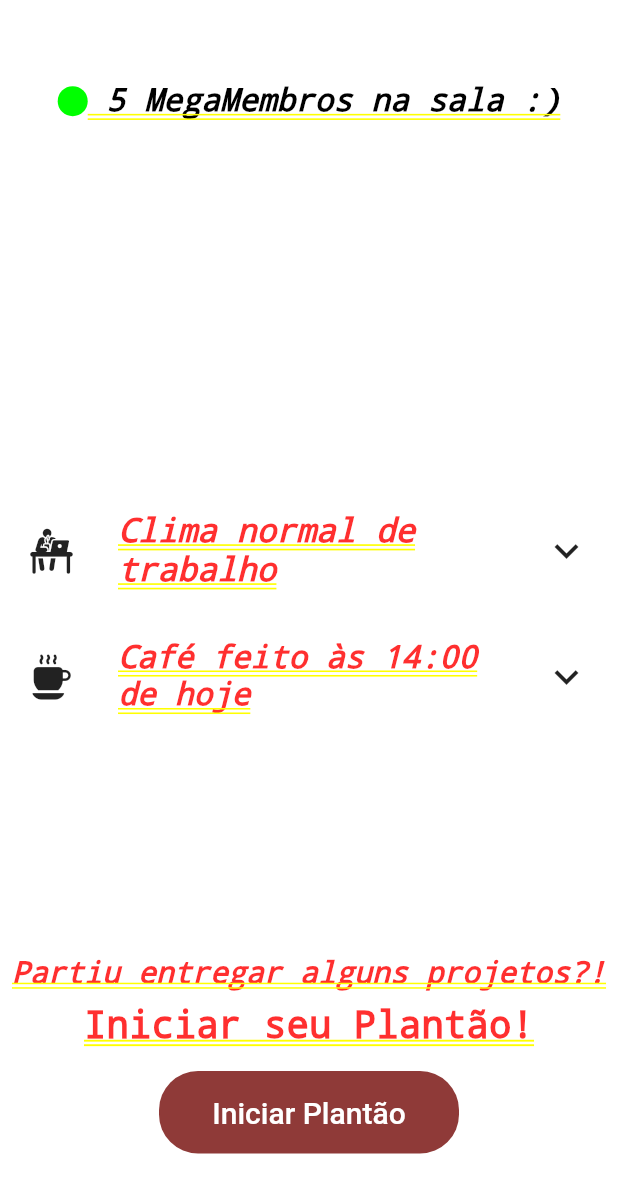
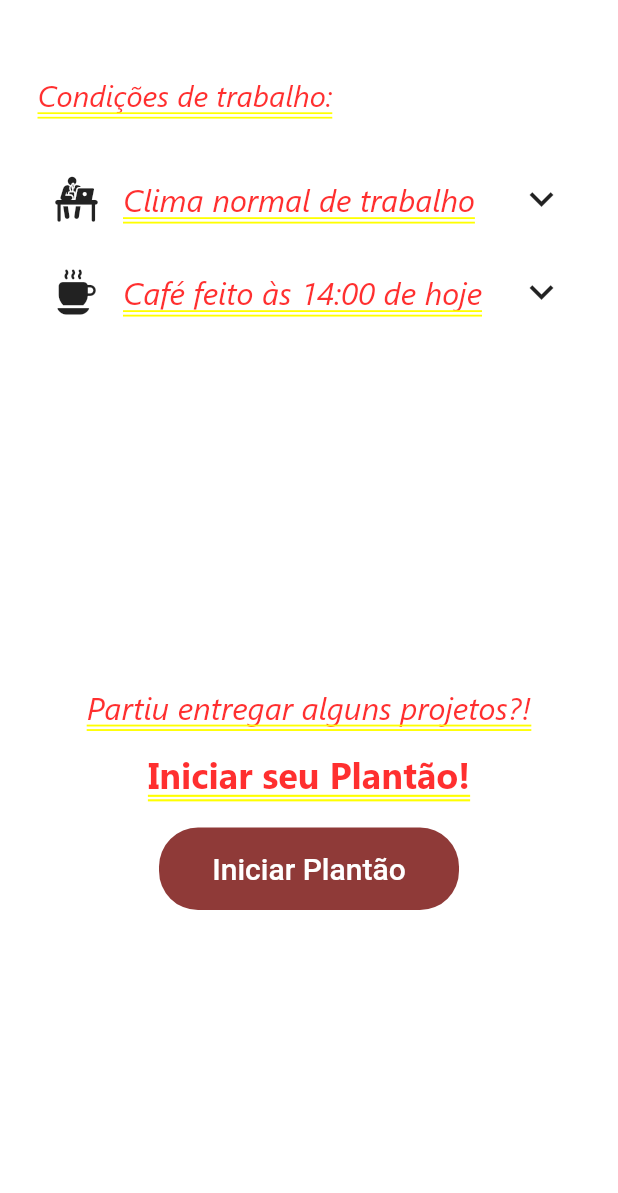
Before and after one commit to brunomond/MegaPonto, a Flutter app: the Ponto screen opened by its route, on a phone screen of 412 x 824 dp. Shown: the top 1193 px of the screen. Run offline on Flutter 3.47's test engine with Material 2 defaults, Android fonts, the phone set to English and light mode, and no system bars; our stand-ins replace shared_preferences; accounts and stored records are empty; network calls fail.

Commit message:
Commit pro merge

```diff
--- /dev/null
+++ b/lib/Controller/PontoController.dart
@@ -0,0 +1 @@
+class PontonController {}
--- a/lib/View/HomePage/tela_home.dart
+++ b/lib/View/HomePage/tela_home.dart
@@ -15,13 +15,12 @@ class Home extends StatefulWidget {
 }
 
 class _HomeState extends State<Home> {
-
   //Variáveis de estado
   static GlobalKey<ScaffoldState> _scaffoldKey = new GlobalKey<ScaffoldState>();
   int _selectedItem;
   List<Widget> _telas = [
     Feed(),
-    PlantaoAmigo(),
+    PlantaoAmigo(scaffold: _scaffoldKey),
     Ponto(scaffold: _scaffoldKey),
     Leaderboard(),
     Perfil(),
@@ -45,7 +44,6 @@ class _HomeState extends State<Home> {
         ListOnline(),
         Positioned.fill(
             top: MediaQuery.of(context).size.height * 0.22,
-
             child: Container(
               decoration: BoxDecoration(
                   borderRadius: BorderRadius.only(
@@ -60,6 +58,5 @@ class _HomeState extends State<Home> {
 
   void tapBottomBar(int index) {
     setState(() => _selectedItem = index);
-
   }
 }
--- a/lib/View/HomePage/tela_ponto.dart
+++ b/lib/View/HomePage/tela_ponto.dart
@@ -5,7 +5,6 @@ import 'package:megaponto_oficial/presets/custom_icons_icons.dart';
 import 'package:shared_preferences/shared_preferences.dart';
 
 class Ponto extends StatefulWidget {
-
   final GlobalKey<ScaffoldState> scaffold;
 
   Ponto({this.scaffold});
@@ -33,15 +32,15 @@ class _PontoState extends State<Ponto> {
   @override
   Widget build(BuildContext context) {
     return Column(
-      mainAxisAlignment: MainAxisAlignment.spaceAround,
-      mainAxisSize: MainAxisSize.max,
+      mainAxisAlignment: MainAxisAlignment.spaceBetween,
       children: [
-        _textOnline(),
         Divider(
-          height: MediaQuery.of(context).size.height * 0.05,
+          height: MediaQuery.of(context).size.height * 0.06,
           color: Colors.transparent,
         ),
-        _estadoSala(),
+        Expanded(
+          child: _estadoSala(),
+        ),
         loading
             ? Loading()
             : started
@@ -61,25 +60,34 @@ class _PontoState extends State<Ponto> {
   //Iniciar / Fechar Plantão
   Widget _infoPlantao(String textLabel, String textTitle, String textButton,
       Function onPressed) {
-    return Center(
+    return Expanded(
+      child: Center(
         child: Column(
           children: [
             Container(
-            padding: EdgeInsets.only(top: 50),
+              padding: EdgeInsets.only(top: 20),
               child: Text(
                 textLabel,
-              style: TextStyle(fontSize: 20, fontStyle: FontStyle.italic),
+                style: TextStyle(
+                    fontSize: 21,
+                    fontStyle: FontStyle.italic,
+                    fontWeight: FontWeight.w400,
+                    fontFamily: 'Segoe UI'),
               ),
             ),
             Container(
-            padding: EdgeInsets.only(top: 10),
+              padding: EdgeInsets.only(top: 15),
               child: Text(
                 textTitle,
-              style: TextStyle(fontSize: 25, fontWeight: FontWeight.bold),
+                style: TextStyle(
+                    fontSize: 24,
+                    fontWeight: FontWeight.bold,
+                    fontFamily: 'Segoe UI'),
               ),
             ),
             Divider(
               color: Colors.transparent,
+              height: 20,
             ),
             Container(
                 width: 200,
@@ -92,6 +100,7 @@ class _PontoState extends State<Ponto> {
                   onPressed: () async => onPressed(),
                 )),
           ],
+        ),
       ),
     );
   }
@@ -324,15 +333,27 @@ class _PontoState extends State<Ponto> {
 
   Widget _estadoSala() {
     return Column(
+      crossAxisAlignment: CrossAxisAlignment.start,
       children: [
-        InkWell(
+        Padding(
+          padding: EdgeInsets.only(left: 25),
+          child: Text(
+            "Condições de trabalho:",
+            style: TextStyle(
+                fontSize: 20,
+                fontStyle: FontStyle.italic,
+                fontWeight: FontWeight.w400,
+                fontFamily: 'Segoe UI'),
+          ),
+        ),
+        Padding(
+          padding: EdgeInsets.fromLTRB(20, 40, 20, 10),
+          child: InkWell(
             onTap: () {
               createEstadoSalaPopUp(context);
             },
             child: Row(
-              crossAxisAlignment: CrossAxisAlignment.center,
-              mainAxisAlignment: MainAxisAlignment.center,
-              mainAxisSize: MainAxisSize.max,
+                mainAxisAlignment: MainAxisAlignment.spaceBetween,
                 children: [
                   Expanded(
                     flex: 1,
@@ -343,13 +364,13 @@ class _PontoState extends State<Ponto> {
                   ),
                   Expanded(
                     flex: 4,
-                  child: Container(
-                    padding: EdgeInsets.fromLTRB(10, 0, 8, 0),
                     child: Text(
                       estadoSala,
-                      style:
-                          TextStyle(fontSize: 22, fontStyle: FontStyle.italic),
-                    ),
+                      style: TextStyle(
+                          fontSize: 21,
+                          fontStyle: FontStyle.italic,
+                          fontWeight: FontWeight.w400,
+                          fontFamily: 'Segoe UI'),
                     ),
                   ),
                   Expanded(
@@ -358,17 +379,15 @@ class _PontoState extends State<Ponto> {
                       Icons.expand_more,
                       size: 32,
                     ),
-                ),
+                  )
                 ]),
           ),
-        SizedBox(
-          height: MediaQuery.of(context).size.height * 0.04,
         ),
-        InkWell(
+        Padding(
+          padding: EdgeInsets.fromLTRB(20, 20, 20, 0),
+          child: InkWell(
             child: Row(
-              crossAxisAlignment: CrossAxisAlignment.center,
-              mainAxisAlignment: MainAxisAlignment.start,
-              mainAxisSize: MainAxisSize.max,
+                mainAxisAlignment: MainAxisAlignment.spaceBetween,
                 children: [
                   Expanded(
                     flex: 1,
@@ -379,27 +398,28 @@ class _PontoState extends State<Ponto> {
                   ),
                   Expanded(
                     flex: 4,
-                    child: Container(
                     child: Text(
                       'Café feito às $horas de hoje',
                       style: TextStyle(
-                            fontSize: 21, fontStyle: FontStyle.italic),
+                          fontSize: 21,
+                          fontStyle: FontStyle.italic,
+                          fontWeight: FontWeight.w400,
+                          fontFamily: 'Segoe UI'),
                     ),
-                      padding: EdgeInsets.fromLTRB(10, 0, 8, 0),
-                    )),
+                  ),
                   Expanded(
                     flex: 1,
                     child: Icon(
                       Icons.expand_more,
                       size: 32,
                     ),
-                ),
+                  )
                 ]),
             onTap: () {
               createCoffeePopUp(context);
             },
-
           ),
+        )
       ],
     );
   }
```
Also changed, not shown: lib/Controller/LoginController.dart (+4 -4 lines), lib/View/HomePage/tela_plantao_amigo.dart (+50 -12 lines), pubspec.yaml (+7 -0 lines), fonts/Segoe UI Bold Italic.ttf (added), fonts/Segoe UI Bold.ttf (added), fonts/Segoe UI Italic.ttf (added), fonts/Segoe UI.ttf (added), 1 other file. Lines whose indentation alone changed are shown as unchanged.
